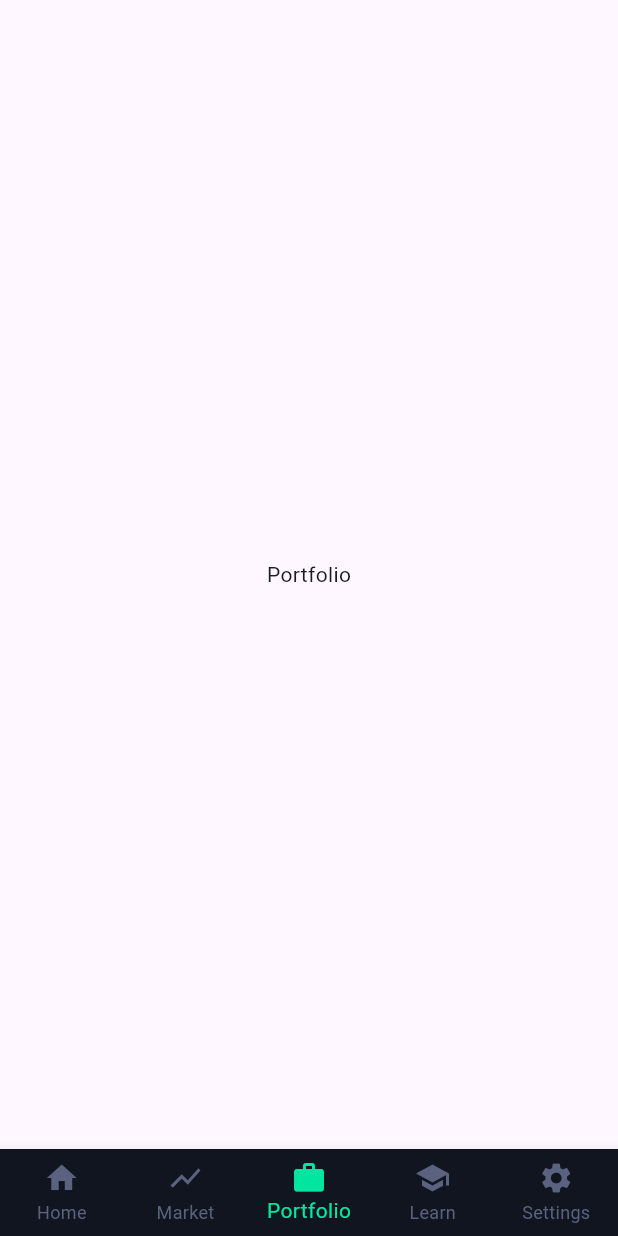
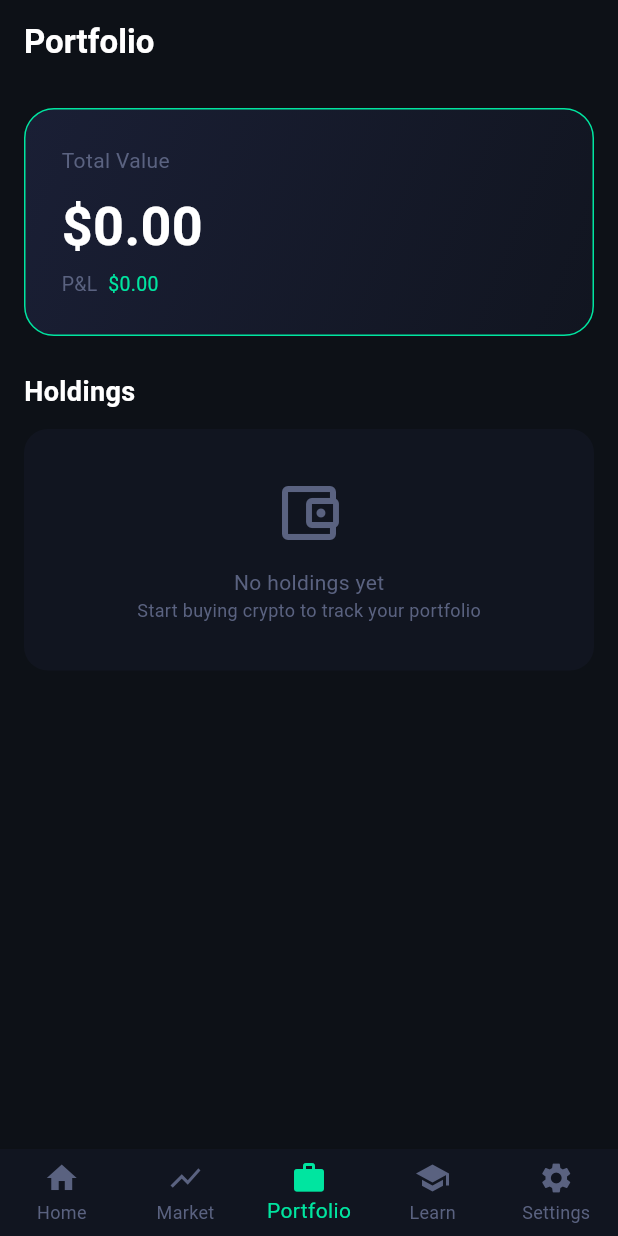
Before and after one commit to frankuncic/CoinPlay, a Flutter app: the screen it shows once a user with an empty profile is signed in, item 3 of the bottom bar chosen, on a phone screen of 412 x 824 dp. Run offline on Flutter 3.47's test engine with Material 3 defaults, Android fonts, the phone set to English and light mode, and no system bars; our stand-ins replace firebase_auth, firebase_core; accounts and stored records are empty; network calls fail.

Commit message:
Add portfolio screen

```diff
--- a/lib/screens/main_nav.dart
+++ b/lib/screens/main_nav.dart
@@ -1,6 +1,7 @@
 import 'package:flutter/material.dart';
 import 'home_screen.dart';
 import 'market_screen.dart';
+import 'portfolio_screen.dart';
 
 class MainNav extends StatefulWidget {
   const MainNav({super.key});
@@ -15,7 +16,7 @@ class _MainNavState extends State<MainNav> {
   final List<Widget> _screens = [
     const HomeScreen(),
     const MarketScreen(),
-    const Scaffold(body: Center(child: Text('Portfolio'))),
+    const PortfolioScreen(),
     const Scaffold(body: Center(child: Text('Learn'))),
     const Scaffold(body: Center(child: Text('Settings'))),
   ];
--- /dev/null
+++ b/lib/screens/portfolio_screen.dart
@@ -0,0 +1,115 @@
+import 'package:flutter/material.dart';
+
+class PortfolioScreen extends StatelessWidget {
+  const PortfolioScreen({super.key});
+
+  @override
+  Widget build(BuildContext context) {
+    return Scaffold(
+      backgroundColor: const Color(0xFF0D1117),
+      appBar: AppBar(
+        backgroundColor: const Color(0xFF0D1117),
+        elevation: 0,
+        title: const Text(
+          'Portfolio',
+          style: TextStyle(color: Colors.white, fontWeight: FontWeight.bold),
+        ),
+      ),
+      body: SingleChildScrollView(
+        padding: const EdgeInsets.all(16),
+        child: Column(
+          crossAxisAlignment: CrossAxisAlignment.start,
+          children: [
+            // Total value card
+            Container(
+              width: double.infinity,
+              padding: const EdgeInsets.all(24),
+              decoration: BoxDecoration(
+                gradient: const LinearGradient(
+                  colors: [Color(0xFF1A1F35), Color(0xFF111520)],
+                  begin: Alignment.topLeft,
+                  end: Alignment.bottomRight,
+                ),
+                borderRadius: BorderRadius.circular(20),
+                border: Border.all(color: const Color(0xFF00E5A0), width: 1),
+              ),
+              child: const Column(
+                crossAxisAlignment: CrossAxisAlignment.start,
+                children: [
+                  Text(
+                    'Total Value',
+                    style: TextStyle(color: Color(0xFF5A6280), fontSize: 14),
+                  ),
+                  SizedBox(height: 8),
+                  Text(
+                    '\$0.00',
+                    style: TextStyle(
+                      color: Colors.white,
+                      fontSize: 36,
+                      fontWeight: FontWeight.bold,
+                    ),
+                  ),
+                  SizedBox(height: 4),
+                  Row(
+                    children: [
+                      Text(
+                        'P&L  ',
+                        style: TextStyle(
+                          color: Color(0xFF5A6280),
+                          fontSize: 13,
+                        ),
+                      ),
+                      Text(
+                        '\$0.00',
+                        style: TextStyle(
+                          color: Color(0xFF00E5A0),
+                          fontSize: 13,
+                        ),
+                      ),
+                    ],
+                  ),
+                ],
+              ),
+            ),
+            const SizedBox(height: 24),
+            const Text(
+              'Holdings',
+              style: TextStyle(
+                color: Colors.white,
+                fontSize: 18,
+                fontWeight: FontWeight.bold,
+              ),
+            ),
+            const SizedBox(height: 12),
+            Container(
+              padding: const EdgeInsets.all(32),
+              width: double.infinity,
+              decoration: BoxDecoration(
+                color: const Color(0xFF111520),
+                borderRadius: BorderRadius.circular(16),
+              ),
+              child: const Column(
+                children: [
+                  Icon(
+                    Icons.account_balance_wallet_outlined,
+                    color: Color(0xFF5A6280),
+                    size: 48,
+                  ),
+                  SizedBox(height: 12),
+                  Text(
+                    'No holdings yet',
+                    style: TextStyle(color: Color(0xFF5A6280)),
+                  ),
+                  Text(
+                    'Start buying crypto to track your portfolio',
+                    style: TextStyle(color: Color(0xFF5A6280), fontSize: 12),
+                  ),
+                ],
+              ),
+            ),
+          ],
+        ),
+      ),
+    );
+  }
+}
```
